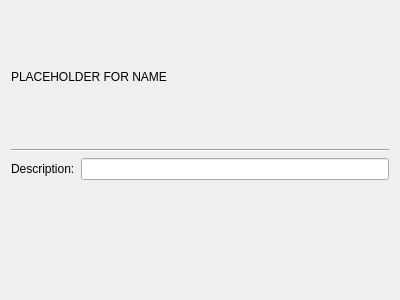
Old version of the form src/admc/tabs/general_other_tab.ui in the repository altlinux/admc.
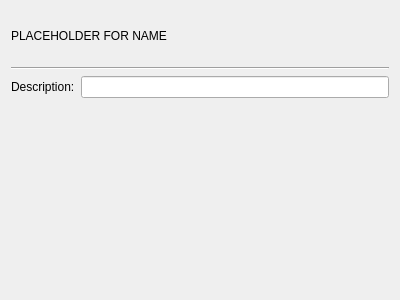
New version of the form.

Commit message: Fix property tabs sizePolicy with maximum vertical size 50.

```diff
--- a/src/admc/tabs/general_other_tab.ui
+++ b/src/admc/tabs/general_other_tab.ui
@@ -16,6 +16,18 @@
   <layout class="QVBoxLayout" name="verticalLayout">
    <item>
     <widget class="QLabel" name="name_label">
+     <property name="sizePolicy">
+      <sizepolicy hsizetype="Preferred" vsizetype="Fixed">
+       <horstretch>0</horstretch>
+       <verstretch>0</verstretch>
+      </sizepolicy>
+     </property>
+     <property name="maximumSize">
+      <size>
+       <width>16777215</width>
+       <height>50</height>
+      </size>
+     </property>
      <property name="text">
       <string notr="true">PLACEHOLDER FOR NAME</string>
      </property>
```
The commit also changes 6 other files.
